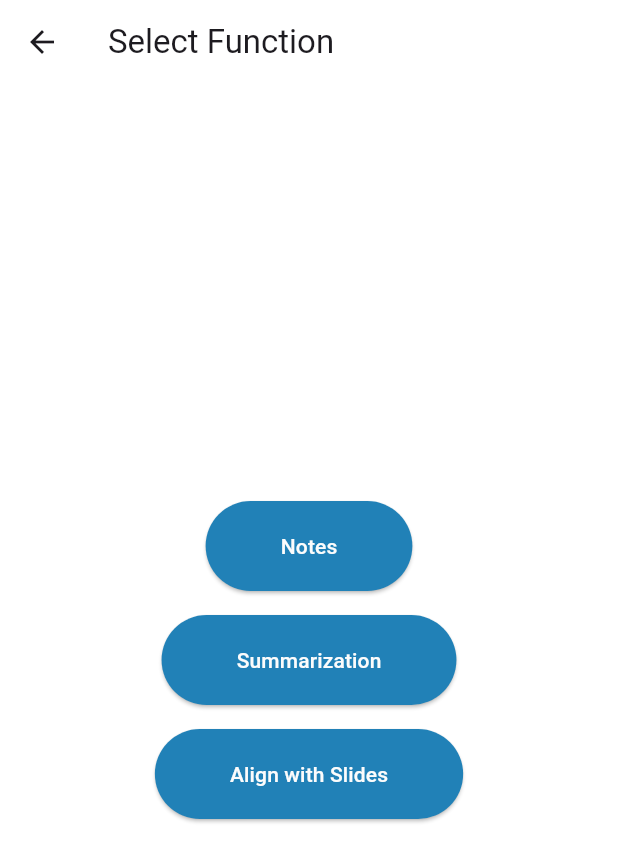
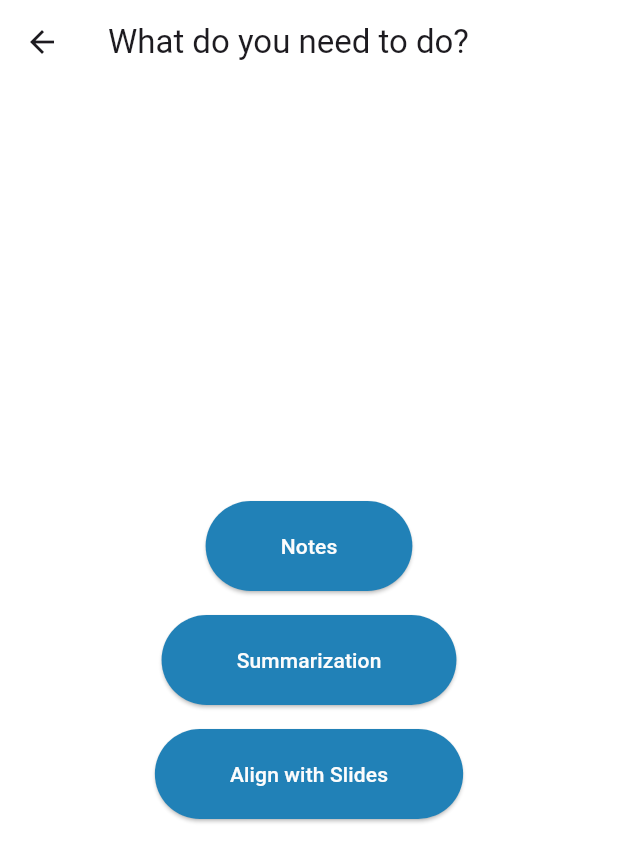
Before and after one commit to diegotg2000/I-E-Advanced, a Flutter app: the FunctionsScreen screen opened directly, on a phone screen of 412 x 824 dp. Shown: the top 862 px of the screen. Run offline on Flutter 3.47's test engine with Material 3 defaults, Android fonts, the phone set to English and light mode, and no system bars; our stand-ins replace file_picker.

```diff
--- a/flutter_application_1/lib/main.dart
+++ b/flutter_application_1/lib/main.dart
@@ -125,7 +125,7 @@ class FunctionsScreen extends StatelessWidget {
   Widget build(BuildContext context) {
     return Scaffold(
       appBar: AppBar(
-        title: Text('Select Function'),
+        title: Text('What do you need to do?'),
       ),
       body: Center(
         child: Column(
```
Also changed, not shown: 1 other file.
